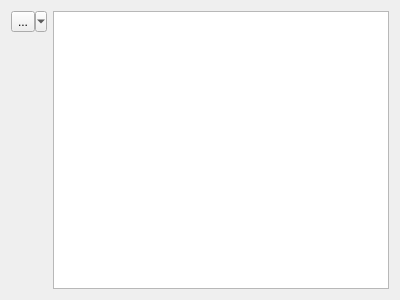
This is lib/ui/widgets/metadata/edges.ui in metgem/metgem as Qt 5 draws it before an edit. The edited form follows.
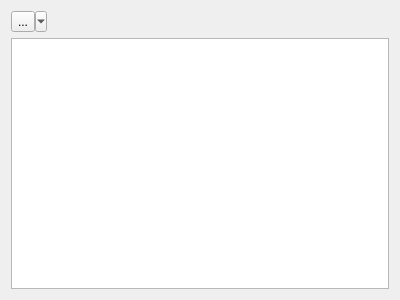
This is the edited form. Icons and pictures are not drawn. Custom widgets are drawn as their Qt base class.

Commit message: Change orientation of toolbars in metadata widgets to improve usability

The edit to the form file:
```diff
--- a/lib/ui/widgets/metadata/edges.ui
+++ b/lib/ui/widgets/metadata/edges.ui
@@ -13,9 +13,9 @@
   <property name="windowTitle">
    <string/>
   </property>
-  <layout class="QHBoxLayout" name="horizontalLayout">
+  <layout class="QVBoxLayout" name="verticalLayout_2">
    <item>
-    <layout class="QVBoxLayout" name="verticalLayout">
+    <layout class="QHBoxLayout" name="horizontalLayout">
      <item>
       <widget class="QToolButton" name="btHighlightSelectedEdges">
        <property name="toolTip">
@@ -37,14 +37,14 @@
       </widget>
      </item>
      <item>
-      <spacer name="verticalSpacer">
+      <spacer name="horizontalSpacer">
        <property name="orientation">
-        <enum>Qt::Vertical</enum>
+        <enum>Qt::Horizontal</enum>
        </property>
        <property name="sizeHint" stdset="0">
         <size>
-         <width>20</width>
-         <height>40</height>
+         <width>40</width>
+         <height>20</height>
         </size>
        </property>
       </spacer>
```
The commit also changes 1 other file.
